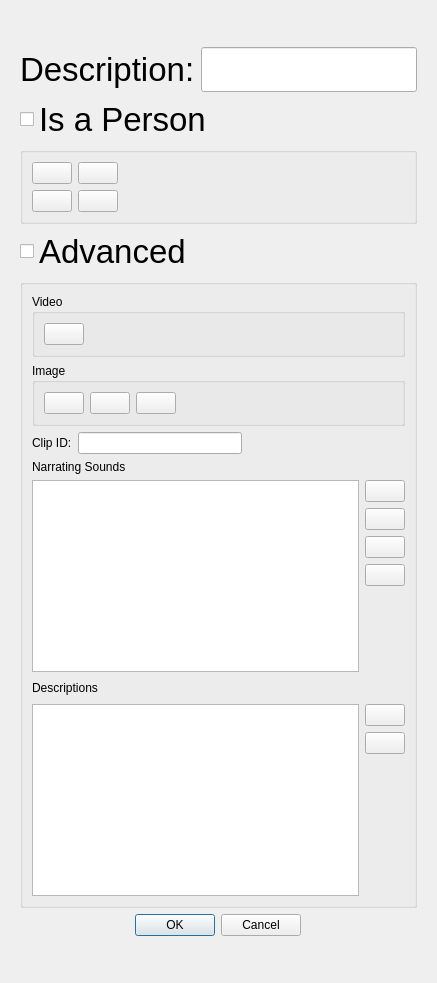
Old version of the form ui/clipeditor.ui in the repository tdauth/gustavsfairyland.
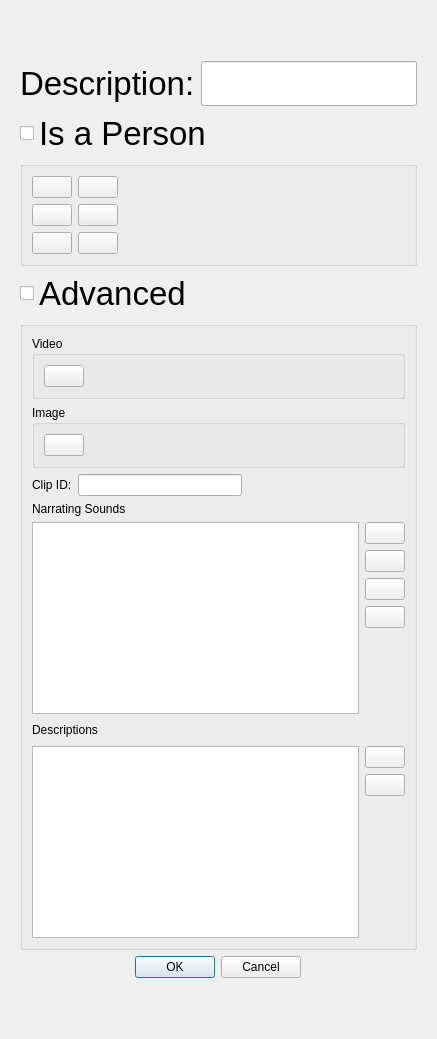
New version of the form. Icons and pictures are not drawn.

```diff
--- a/ui/clipeditor.ui
+++ b/ui/clipeditor.ui
@@ -7,7 +7,7 @@
     <x>0</x>
     <y>0</y>
     <width>437</width>
-    <height>983</height>
+    <height>1039</height>
    </rect>
   </property>
   <property name="windowTitle">
@@ -193,6 +193,71 @@
            </item>
           </layout>
          </item>
+         <item>
+          <layout class="QHBoxLayout" name="horizontalLayout_12">
+           <item>
+            <widget class="QPushButton" name="captureImagePushButton">
+             <property name="sizePolicy">
+              <sizepolicy hsizetype="Fixed" vsizetype="Fixed">
+               <horstretch>0</horstretch>
+               <verstretch>0</verstretch>
+              </sizepolicy>
+             </property>
+             <property name="text">
+              <string/>
+             </property>
+             <property name="icon">
+              <iconset>
+               <normalon>:/themes/oxygen/128x128/devices/camera-photo.png</normalon>
+              </iconset>
+             </property>
+             <property name="iconSize">
+              <size>
+               <width>32</width>
+               <height>32</height>
+              </size>
+             </property>
+            </widget>
+           </item>
+           <item>
+            <widget class="QPushButton" name="showImageButton">
+             <property name="text">
+              <string/>
+             </property>
+             <property name="icon">
+              <iconset resource="../oxygen-icons-png-master/oxygen.qrc">
+               <normaloff>:/themes/oxygen/32x32/actions/edit-image-face-show.png</normaloff>:/themes/oxygen/32x32/actions/edit-image-face-show.png</iconset>
+             </property>
+             <property name="iconSize">
+              <size>
+               <width>32</width>
+               <height>32</height>
+              </size>
+             </property>
+            </widget>
+           </item>
+           <item>
+            <widget class="QLabel" name="imageLabel">
+             <property name="text">
+              <string/>
+             </property>
+            </widget>
+           </item>
+           <item>
+            <spacer name="horizontalSpacer_2">
+             <property name="orientation">
+              <enum>Qt::Horizontal</enum>
+             </property>
+             <property name="sizeHint" stdset="0">
+              <size>
+               <width>40</width>
+               <height>20</height>
+              </size>
+             </property>
+            </spacer>
+           </item>
+          </layout>
+         </item>
         </layout>
        </widget>
       </item>
@@ -272,47 +337,6 @@
             <string>Image</string>
            </property>
            <layout class="QHBoxLayout" name="horizontalLayout_4">
-            <item>
-             <widget class="QPushButton" name="captureImagePushButton">
-              <property name="sizePolicy">
-               <sizepolicy hsizetype="Fixed" vsizetype="Fixed">
-                <horstretch>0</horstretch>
-                <verstretch>0</verstretch>
-               </sizepolicy>
-              </property>
-              <property name="text">
-               <string/>
-              </property>
-              <property name="icon">
-               <iconset>
-                <normalon>:/themes/oxygen/128x128/devices/camera-photo.png</normalon>
-               </iconset>
-              </property>
-              <property name="iconSize">
-               <size>
-                <width>32</width>
-                <height>32</height>
-               </size>
-              </property>
-             </widget>
-            </item>
-            <item>
-             <widget class="QPushButton" name="showImageButton">
-              <property name="text">
-               <string/>
-              </property>
-              <property name="icon">
-               <iconset resource="../oxygen-icons-png-master/oxygen.qrc">
-                <normaloff>:/themes/oxygen/32x32/actions/edit-image-face-show.png</normaloff>:/themes/oxygen/32x32/actions/edit-image-face-show.png</iconset>
-              </property>
-              <property name="iconSize">
-               <size>
-                <width>32</width>
-                <height>32</height>
-               </size>
-              </property>
-             </widget>
-            </item>
             <item>
              <widget class="QPushButton" name="imagePushButton">
               <property name="sizePolicy">
@@ -337,26 +361,6 @@
               </property>
              </widget>
             </item>
-            <item>
-             <spacer name="horizontalSpacer_2">
-              <property name="orientation">
-               <enum>Qt::Horizontal</enum>
-              </property>
-              <property name="sizeHint" stdset="0">
-               <size>
-                <width>40</width>
-                <height>20</height>
-               </size>
-              </property>
-             </spacer>
-            </item>
-            <item>
-             <widget class="QLabel" name="imageLabel">
-              <property name="text">
-               <string/>
-              </property>
-             </widget>
-            </item>
             <item>
              <widget class="QLabel" name="imagePathLabel">
               <property name="text">
```
Left out of the diff: 24 changed lines with no effect on the pictures.
